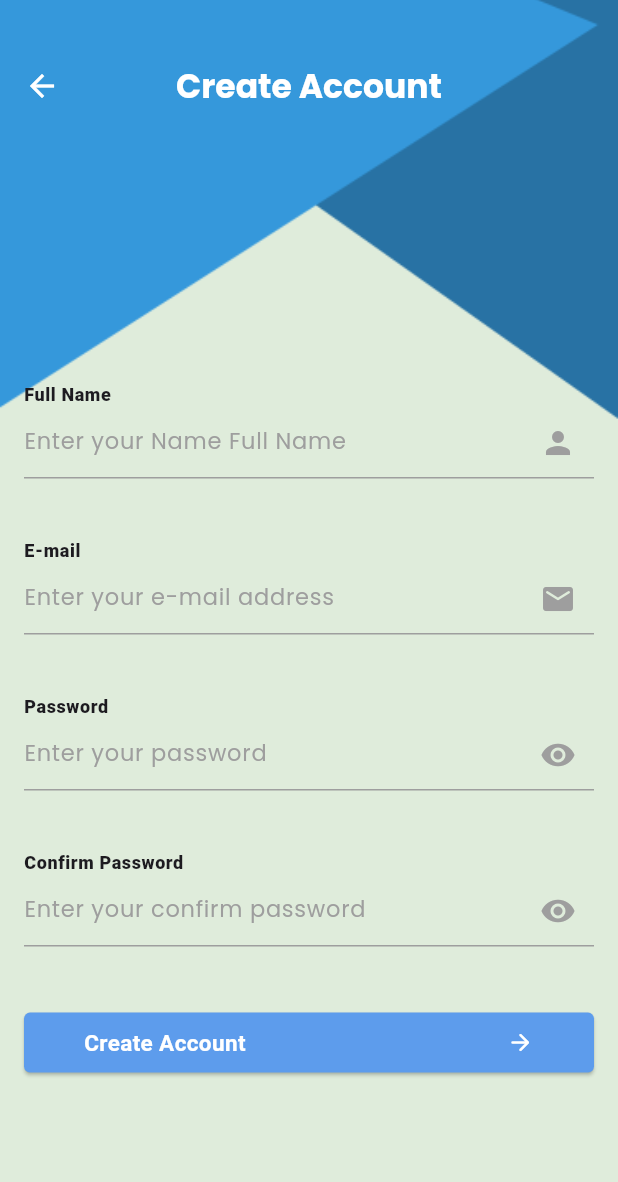
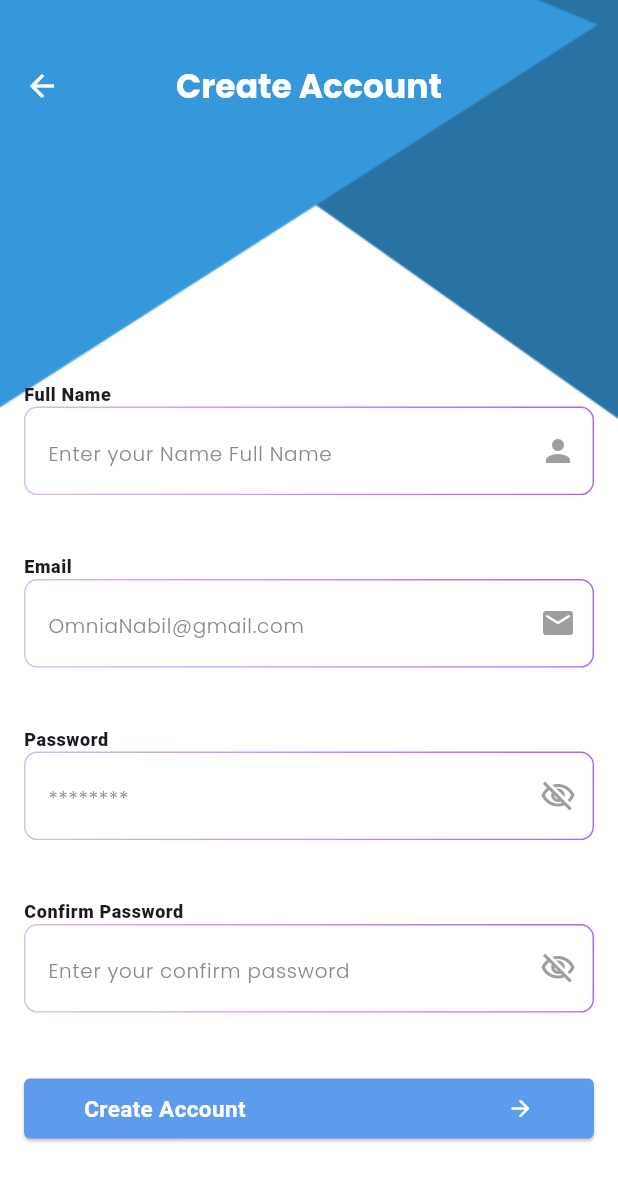
Before and after one commit to Omnia-97/Do-Bee, a Flutter app: the RegisterScreen screen opened by its route, on a phone screen of 412 x 824 dp. Shown: the top 1182 px of the screen. Run offline on Flutter 3.47's test engine with Material 3 defaults, Android fonts, the phone set to English and light mode, and no system bars; our stand-ins replace animated_custom_dropdown, cloud_firestore, easy_date_timeline, firebase_auth, firebase_core, firebase_crashlytics and 9 more; missing offline and left inert: text_divider; accounts and stored records are empty; generated files the repository leaves out were written again; network calls fail.

```diff
--- a/lib/features/login/pages/login_screen.dart
+++ b/lib/features/login/pages/login_screen.dart
@@ -31,7 +31,7 @@ class LoginScreen extends StatelessWidget {
           image: AssetImage('assets/images/background.png'),
           fit: BoxFit.cover,
         ),
-        color: provider.changeLoginContainer(),
+        color: provider.changeLoginScaffoldColor(),
       ),
       child: Scaffold(
         backgroundColor: Colors.transparent,
@@ -57,7 +57,7 @@ class LoginScreen extends StatelessWidget {
                     height: mediaQuery.height * 0.17,
                   ),
                   Text(
-                    appLocalizations.welcome,
+                    'appLocalizations.welcome',
                     textAlign: TextAlign.start,
                     style: theme.textTheme.bodyLarge?.copyWith(
                       fontWeight: FontWeight.bold,
--- a/lib/features/login/widgets/custom_textformfield.dart
+++ b/lib/features/login/widgets/custom_textformfield.dart
@@ -1,5 +1,7 @@
 import 'package:DooBee/features/settings_provider.dart';
 import 'package:flutter/material.dart';
+import 'package:flutter_screenutil/flutter_screenutil.dart';
+import 'package:gradient_borders/gradient_borders.dart';
 import 'package:provider/provider.dart';
 import '../../../core/config/app_theme_manager.dart';
 
@@ -15,10 +17,11 @@ class CustomTextFormFieldRegister extends StatefulWidget {
       this.onValidate,
       this.onFieldSubmitted,
       this.onEditingComplete,
-      this.onSaved,
+      this.onSaved, this.contentPadding,
       super.key});
   String hintText;
   Widget? suffixIcon;
+  final EdgeInsetsGeometry? contentPadding;
   final bool? isPassword;
   final TextEditingController? controller;
   final TextInputType? keyboardType;
@@ -36,6 +39,7 @@ class _CustomTextFormFieldRegisterState
   bool obscureText = true;
   @override
   Widget build(BuildContext context) {
+    var theme = Theme.of(context);
     var provider = Provider.of<MyProvider>(context);
     return TextFormField(
       onTap: widget.onTap,
@@ -49,15 +53,41 @@ class _CustomTextFormFieldRegisterState
       keyboardType: widget.keyboardType,
       obscureText: widget.isPassword ?? false ? obscureText : !obscureText,
       decoration: InputDecoration(
+        contentPadding: widget.contentPadding ,
+        border: GradientOutlineInputBorder(
+          borderRadius: BorderRadius.circular(10.r),
+          width: 1.w,
+          gradient: const LinearGradient(
+            colors: [
+              Color(0xFFD9B8FF),
+              Color(0xFFAB62FF),
+            ],
+          ),
+        ),
         hintText: widget.hintText,
-        hintStyle: const TextStyle(
-            fontWeight: FontWeight.w400, fontSize: 15, color: Colors.grey),
-        enabledBorder: const UnderlineInputBorder(
-            borderSide: BorderSide(color: Colors.grey)),
-        focusedBorder: const UnderlineInputBorder(
-          borderSide: BorderSide(
-            color: AppThemeManager.primaryColor,
-            width: 2.5,
+        hintStyle: theme.textTheme.bodyLarge!.copyWith(
+          fontSize: 15.sp,
+          fontWeight: FontWeight.w300,
+          color: const Color(0xFF898989),
+        ),
+        enabledBorder: GradientOutlineInputBorder(
+          borderRadius: BorderRadius.circular(10.r),
+          width: 1.w,
+          gradient: const LinearGradient(
+            colors: [
+              Color(0xFFD9B8FF),
+              Color(0xFFAB62FF),
+            ],
+          ),
+        ),
+        focusedBorder:  GradientOutlineInputBorder(
+          width: 1.w,
+          borderRadius: BorderRadius.circular(10.r),
+          gradient: const LinearGradient(
+            colors: [
+              Color(0xFFD9B8FF),
+              Color(0xFFAB62FF),
+            ],
           ),
         ),
         suffixIcon: widget.isPassword ?? false
@@ -68,7 +98,7 @@ class _CustomTextFormFieldRegisterState
                   });
                 },
                 child: Icon(
-                  obscureText ? Icons.visibility : Icons.visibility_off,
+                  obscureText ? Icons.visibility_off_outlined : Icons.visibility_outlined,
                   color: provider.themeMode == ThemeMode.light
                       ? Colors.grey
                       : Colors.white,
--- a/lib/features/onboarding/onboarding_screen.dart
+++ b/lib/features/onboarding/onboarding_screen.dart
@@ -1,4 +1,5 @@
 import 'package:DooBee/features/login/pages/login_screen.dart';
+import 'package:DooBee/features/login/pages/new_login.dart';
 import 'package:flutter/material.dart';
 import 'package:flutter_screenutil/flutter_screenutil.dart';
 import 'package:smooth_page_indicator/smooth_page_indicator.dart';
@@ -120,7 +121,7 @@ class _OnboardingScreenState extends State<OnboardingScreen> {
                 } else {
                   Navigator.pushReplacementNamed(
                     context,
-                    LoginScreen.routeName,
+                    NewLogin.routeName,
                   );
                 }
               },
--- a/lib/features/register/pages/register_screen.dart
+++ b/lib/features/register/pages/register_screen.dart
@@ -39,7 +39,7 @@ class RegisterScreen extends StatelessWidget {
           image: AssetImage('assets/images/background.png'),
           fit: BoxFit.cover,
         ),
-        color: provider.changeLoginContainer(),
+        color: provider.changeLoginScaffoldColor(),
       ),
       child: Scaffold(
         backgroundColor: Colors.transparent,
--- a/lib/features/settings_provider.dart
+++ b/lib/features/settings_provider.dart
@@ -166,11 +166,11 @@ class MyProvider extends ChangeNotifier {
     }
   }
 
-  Color changeLoginContainer() {
+  Color changeLoginScaffoldColor() {
     if (themeMode == ThemeMode.light) {
-      return const Color(0xFFDFECDB);
+      return AppThemeManager.whiteColor;
     } else {
-      return AppThemeManager.darkPrimaryColor;
+      return AppThemeManager.blackColor;
     }
   }
 }
--- a/lib/l10n/app_ar.arb
+++ b/lib/l10n/app_ar.arb
@@ -32,7 +32,7 @@
  "selectLanguage": "اختار اللغة",
  "selectTheme": "اختار الوضع",
  "login": "تسجيل الدخول",
- "welcome":"مرحبًا بعودتك!",
+ "welcome":"مرحبًا! أهلاً بعودتك، لقد افتقدناك",
  "email": "البريد الإلكتروني",
  "emailHint": "أدخل بريدك الإلكترونى",
  "password": "كلمة المرور",
@@ -62,5 +62,6 @@
  "resetPassword": "تحقق من بريدك الإلكتروني لتغيير كلمة المرور",
  "reset": "إعادة تعيين كلمة المرور!",
  "resetTitle": "أدخل بريدك الالكترونى و سوف يرسل اليك رابط إعاده تعيين كلمة المرور",
- "tryAgain": "حاول مرة اخرى"
+ "tryAgain": "حاول مرة اخرى",
+ "welcomeBack":"مرحبًا! أهلاً بعودتك، لقد افتقدناك"
 }
--- a/lib/l10n/app_en.arb
+++ b/lib/l10n/app_en.arb
@@ -32,16 +32,15 @@
   "dearUser": "Dear user",
   "selectLanguage": "Select Language",
   "selectTheme": "Select Theme",
-  "login": "Login",
-  "welcome":"Welcome back!",
-  "email": "E-mail",
-  "emailHint": "Enter your e-mail address",
+  "login": "Sign in",
+  "email": "Email",
+  "emailHint": "OmniaNabil@gmail.com",
   "password": "Password",
-  "passwordHint": "Enter your password",
+  "passwordHint": "********",
   "validateEmail":"Email required",
   "validatePassword":"Password required",
   "forgetPassword": "Forgot password ?",
-  "or": "  OR",
+  "or": "Or Sign In With",
   "gogLogin": "Login with Google",
   "faceLogin": "Login with Facebook",
   "createAccount": "Don’t have an account? ",
@@ -62,6 +61,8 @@
   "wrongLogin": "email or password is wrong",
   "resetPassword": "Password reset link sent! check your Email",
   "reset": "Reset Password!",
-  "resetTitle": "Enter Your Email and we will send you a password reset link"
+  "resetTitle": "Enter Your Email and we will send you a password reset link",
+  "welcomeBack": "Hi! Welcome back, you’ve been missed"
+
 
 }
--- a/lib/main.dart
+++ b/lib/main.dart
@@ -2,6 +2,7 @@ import 'dart:ui';
 import 'package:DooBee/features/edit_tasks/pages/edit_task.dart';
 import 'package:DooBee/features/layout_home/layout_view.dart';
 import 'package:DooBee/features/login/pages/login_screen.dart';
+import 'package:DooBee/features/login/pages/new_login.dart';
 import 'package:DooBee/features/onboarding/onboarding_screen.dart';
 import 'package:DooBee/features/register/pages/register_screen.dart';
 import 'package:DooBee/features/settings_provider.dart';
@@ -90,6 +91,7 @@ class MyApp extends StatelessWidget {
           RegisterScreen.routeName: (context) => RegisterScreen(),
           LayoutView.routeName: (context) => const LayoutView(),
           EditTask.routeName: (context) => const EditTask(),
+          NewLogin.routeName: (context) => const NewLogin(),
         },
       ),
     );
--- a/pubspec.yaml
+++ b/pubspec.yaml
@@ -32,6 +32,8 @@ dependencies:
   shared_preferences: ^2.2.2
   smooth_page_indicator: ^1.1.0
   flutter_screenutil: ^5.9.1
+  gradient_borders: ^1.0.0
+  simple_gradient_text: ^1.3.0
 
 dev_dependencies:
   flutter_test:
```
Also changed, not shown: lib/features/login/pages/new_login.dart (added, +160 -0 lines), lib/features/login/widgets/custom_button.dart (added, +51 -0 lines), pubspec.lock.
